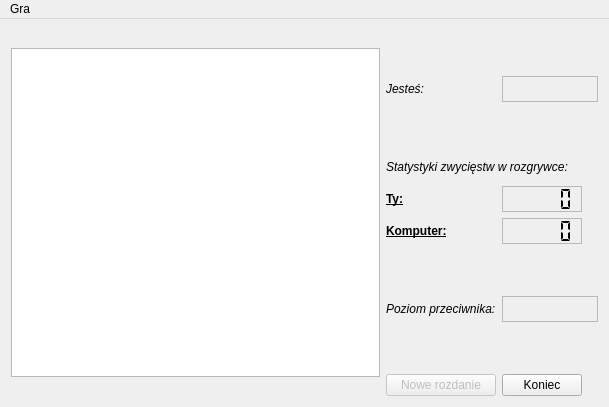
First picture: the form in tic_tac_toe/gamewindow.ui, repository pdybka-ep/game-strategy-library, before the edit.
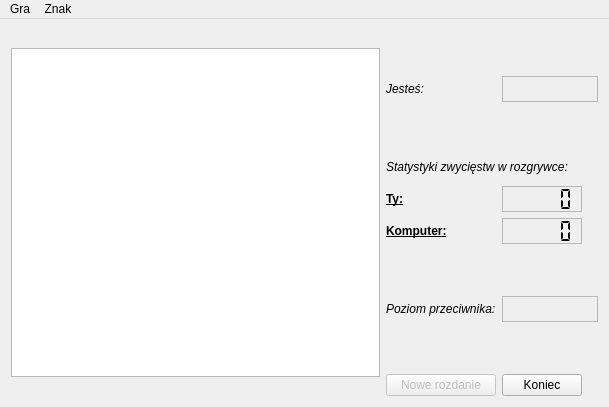
Second picture: the form after the edit. Icons and pictures are not drawn.

The edit to the form file:
```diff
--- a/tic_tac_toe/gamewindow.ui
+++ b/tic_tac_toe/gamewindow.ui
@@ -311,7 +311,14 @@
     <addaction name="separator"/>
     <addaction name="actionEnd"/>
    </widget>
+   <widget class="QMenu" name="menuZnak">
+    <property name="title">
+     <string>Znak</string>
+    </property>
+    <addaction name="actionChangeSign"/>
+   </widget>
    <addaction name="menuGame"/>
+   <addaction name="menuZnak"/>
   </widget>
   <action name="actionNewGame">
    <property name="enabled">
```
Left out of the diff: 8 changed lines with no effect on the pictures.
